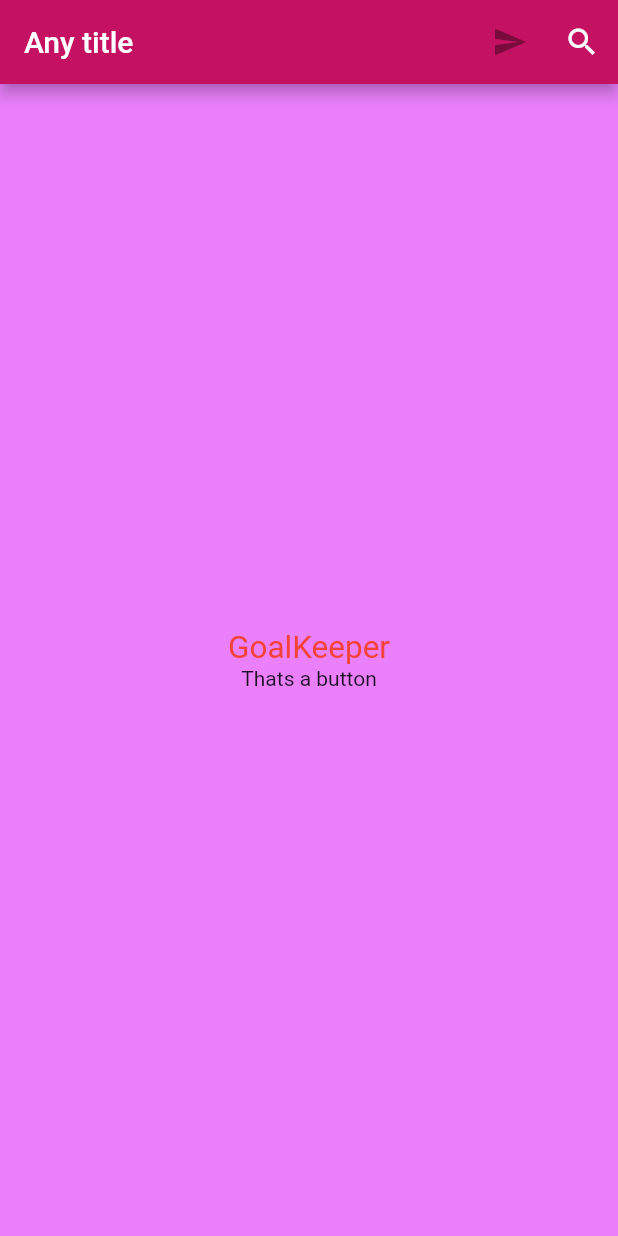
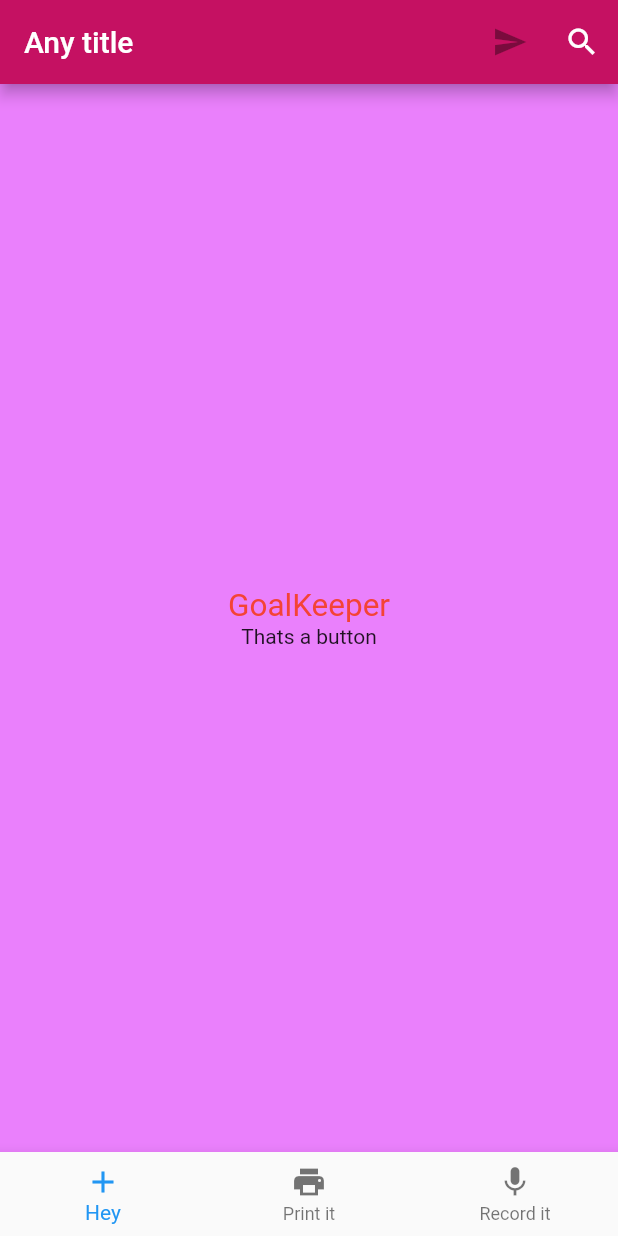
Before and after one commit to MigAlex/Oct_Test_Paul, a Flutter app: the screen it shows after launch, on a phone screen of 412 x 824 dp. Run offline on Flutter 3.47's test engine with Material 2 defaults, Android fonts, the phone set to English and light mode, and no system bars.

```diff
--- a/lib/ui/home_page.dart
+++ b/lib/ui/home_page.dart
@@ -35,11 +35,28 @@ class HomePage extends StatelessWidget {
             ),
             InkWell(
               child: Text('Thats a button'),
-              onTap: ()=> null,
+              onTap: () => null,
             ),
           ],
         ),
       ),
+      bottomNavigationBar: BottomNavigationBar(
+        items: [
+          BottomNavigationBarItem(
+            icon: Icon(Icons.add),
+            title: Text('Hey'),
+          ),
+          BottomNavigationBarItem(
+            icon: Icon(Icons.print),
+            title: Text('Print it'),
+          ),
+          BottomNavigationBarItem(
+            icon: Icon(Icons.mic),
+            title: Text('Record it'),
+          ),
+        ],
+        onTap: (int i) => debugPrint("You've tapped $i button"),
+      ),
     );
   }
 }
```
